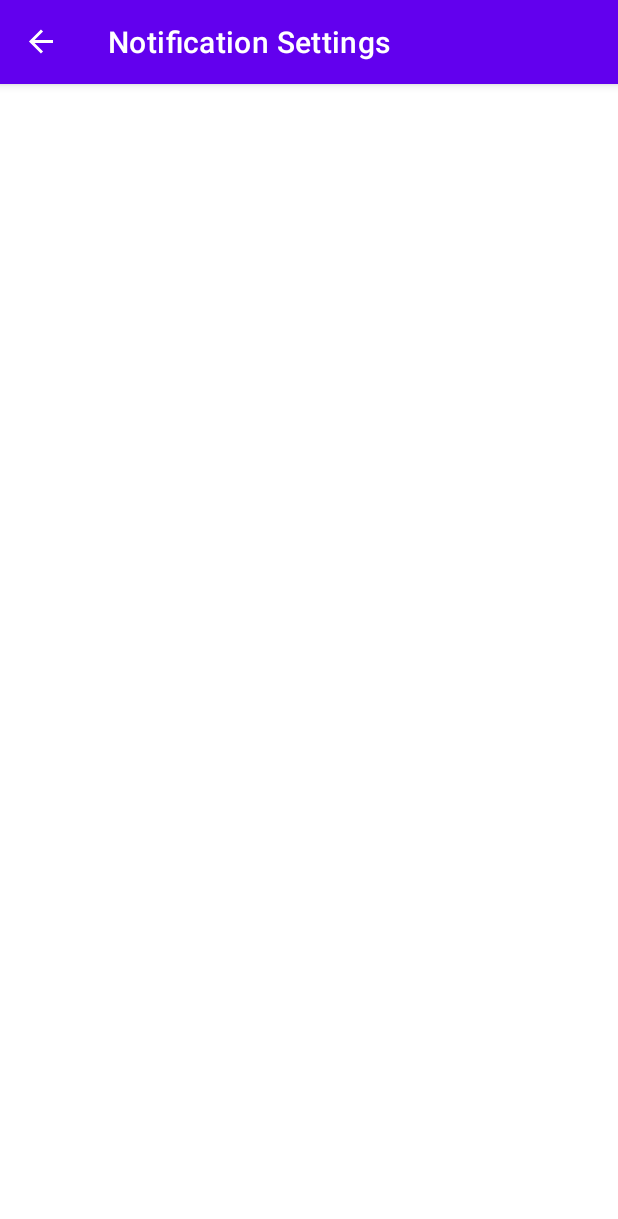
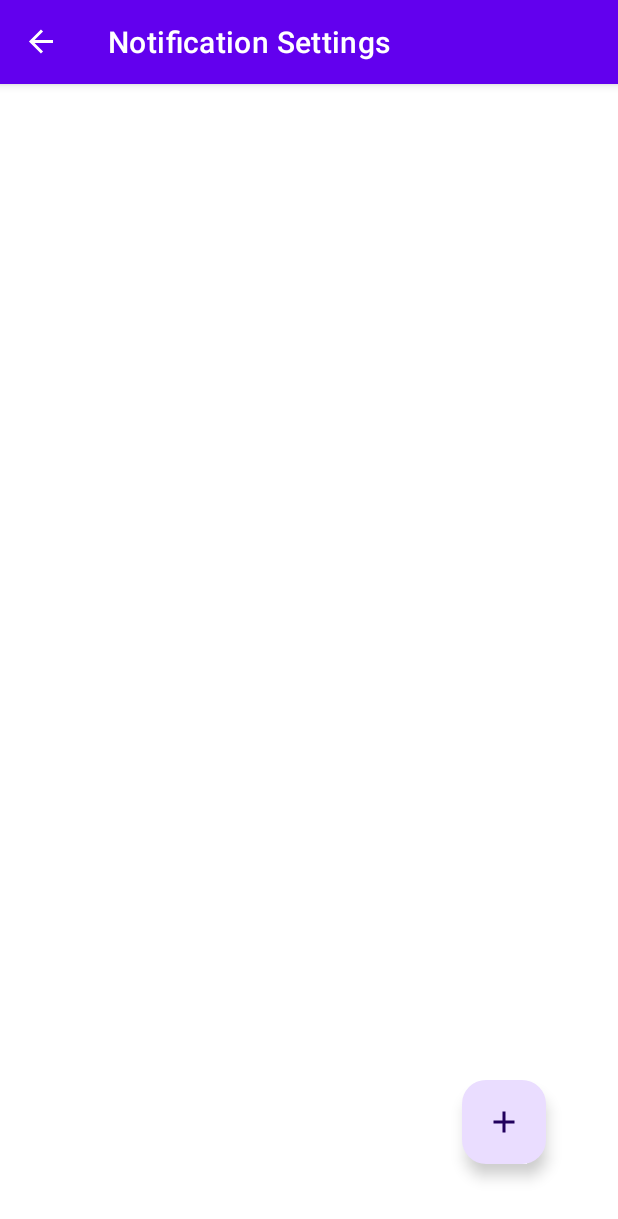
Before and after one commit to hezbims/Grateful-Note, an Android app built with Jetpack Compose: the DailyNotificationFragment screen opened through its navigation route, on a phone screen of 412 x 824 dp. Shown: the top 1219 px of the screen. Run offline under Robolectric (Android 15) with nearby library versions, the phone set to English and light mode, and no system bars; our stand-ins replace Dagger/Hilt's generated code, Room's generated code, data binding, navigation-ui.

Commit message:
membuat dialog time picker untuk daily notification

```diff
--- a/app/src/main/java/com/example/gratefulnote/daily_notification/presentation/DailyNotificationFragment.kt
+++ b/app/src/main/java/com/example/gratefulnote/daily_notification/presentation/DailyNotificationFragment.kt
@@ -4,12 +4,26 @@ import android.os.Bundle
 import android.view.LayoutInflater
 import android.view.View
 import android.view.ViewGroup
+import androidx.compose.foundation.layout.Box
+import androidx.compose.foundation.layout.fillMaxSize
+import androidx.compose.foundation.layout.padding
+import androidx.compose.foundation.lazy.LazyColumn
+import androidx.compose.material.icons.Icons
+import androidx.compose.material.icons.filled.Add
+import androidx.compose.material3.FloatingActionButton
+import androidx.compose.material3.Icon
 import androidx.compose.runtime.Composable
+import androidx.compose.runtime.collectAsState
+import androidx.compose.ui.Alignment
+import androidx.compose.ui.Modifier
 import androidx.compose.ui.platform.ComposeView
 import androidx.compose.ui.platform.ViewCompositionStrategy
+import androidx.compose.ui.unit.dp
 import androidx.fragment.app.Fragment
 import androidx.lifecycle.viewmodel.compose.viewModel
+import dagger.hilt.android.AndroidEntryPoint
 
+@AndroidEntryPoint // Agar bisa ngeinject viewmodel
 class DailyNotificationFragment : Fragment() {
     override fun onCreateView(
         inflater: LayoutInflater,
@@ -29,12 +43,36 @@ class DailyNotificationFragment : Fragment() {
 fun DailyNotificationScreen(
     viewModel: DailyNotificationViewModel = viewModel()
 ){
-
+    DailyNotificationScreen(
+        state = viewModel.state.collectAsState().value,
+        onEvent = viewModel::onEvent,
+    )
 }
 
 @Composable
 fun DailyNotificationScreen(
+    state : DailyNotificationState,
+    onEvent : (DailyNotificationEvent) -> Unit,
+){
+    Box(
+        modifier = Modifier.fillMaxSize()
+    ) {
+        LazyColumn {
 
-){
+        }
 
+        FloatingActionButton(
+            onClick = {
+                onEvent(DailyNotificationEvent.OnOpenTimePickerDialog)
+            },
+            modifier = Modifier
+                .padding(all = 48.dp)
+                .align(Alignment.BottomEnd)
+        ) {
+            Icon(Icons.Filled.Add, contentDescription = "Buat daily notification baru")
+        }
+    }
+
+    if (state.openTimePickerDialog)
+        ComposeTimePickerDialog(onEvent)
 }
--- a/app/src/main/java/com/example/gratefulnote/daily_notification/presentation/DailyNotificationViewModel.kt
+++ b/app/src/main/java/com/example/gratefulnote/daily_notification/presentation/DailyNotificationViewModel.kt
@@ -10,7 +10,7 @@ import javax.inject.Inject
 
 @HiltViewModel
 class DailyNotificationViewModel @Inject constructor(
-    dailyNotificationManager: IDailyNotificationManager
+    private val dailyNotificationManager: IDailyNotificationManager
 ) : ViewModel(){
     private val _state = MutableStateFlow(DailyNotificationState())
     val state = _state.asStateFlow()
```
Also changed, not shown: app/src/main/java/com/example/gratefulnote/daily_notification/presentation/NotificationDialogFragment.kt (deleted, +0 -39 lines), app/src/main/java/com/example/gratefulnote/daily_notification/presentation/TimePickerDialog.kt (added, +52 -0 lines).
